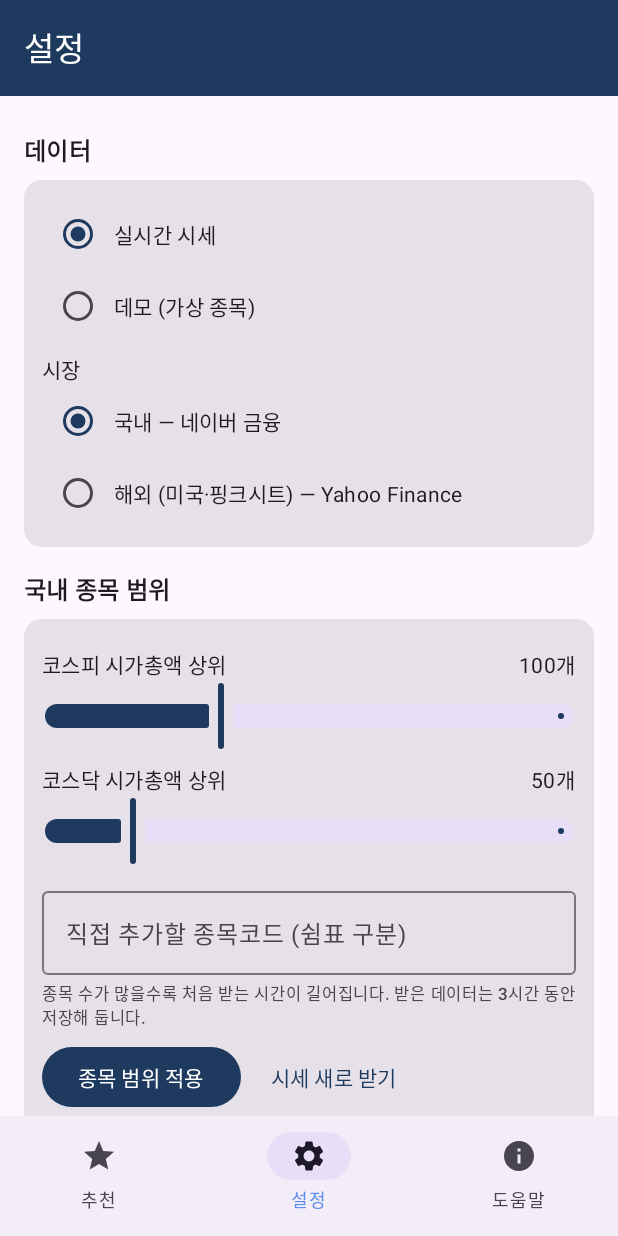
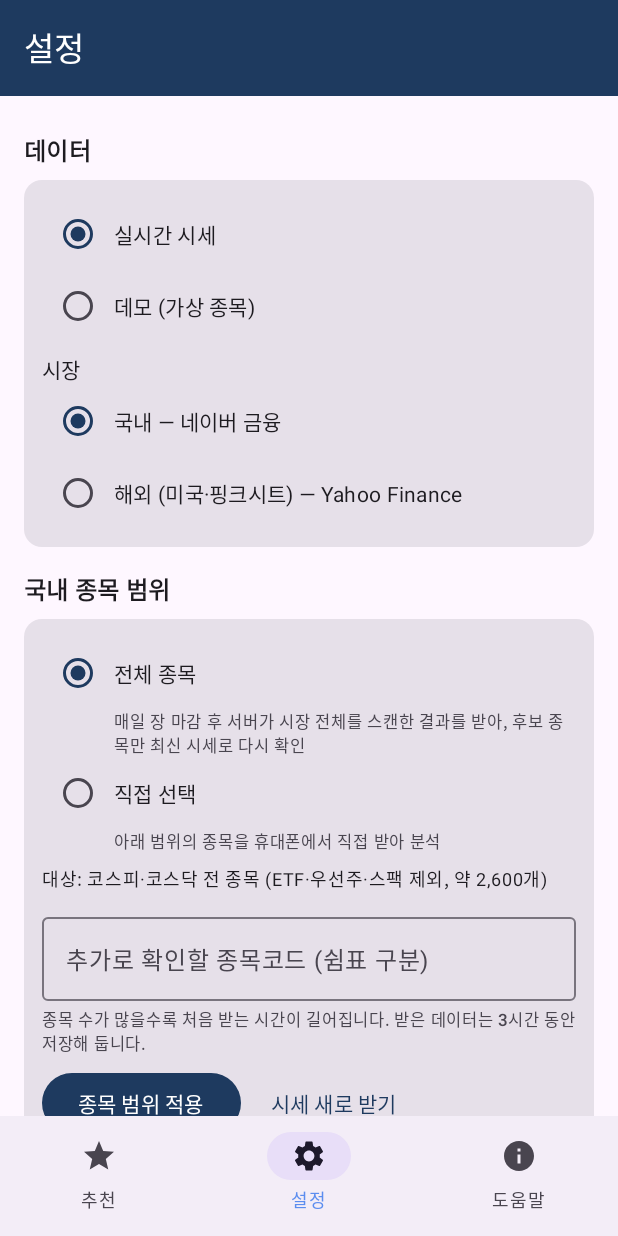
Before and after one commit to JYL0770/Stock-Recommandation-Program, an Android app built with Jetpack Compose: the screen it shows after launch (MainActivity), item 2 of the bottom bar chosen, on a phone screen of 412 x 824 dp. Run offline under Robolectric (Android 15) with nearby library versions, the phone set to English and light mode, and no system bars; network calls fail; pictures from the network do not load.

```diff
--- a/android/app/src/main/java/com/stockrec/app/MainViewModel.kt
+++ b/android/app/src/main/java/com/stockrec/app/MainViewModel.kt
@@ -39,6 +39,8 @@ data class UiState(
     /** 지수별 일봉·주봉 채널 */
     val indexes: Map<String, IndexState> = emptyMap(),
     val buyZoneComputing: Boolean = false,
+    /** 전체 종목 모드: 서버 스캔 요약 (분석 종목 수, 스캔 시각 등) */
+    val scan: com.stockrec.core.ScanSummary? = null,
 )
 
 class MainViewModel(app: Application) : AndroidViewModel(app) {
@@ -87,7 +89,7 @@ class MainViewModel(app: Application) : AndroidViewModel(app) {
                     it.copy(
                         loading = false, asOf = feats.maxOfOrNull { f -> f.bars.last().date }, nStocks = feats.size,
                         failed = res.failed, fetchedAt = res.fetchedAt, fromCache = res.fromCache,
-                        universeNote = res.universeNote, loadedRegion = s.region,
+                        universeNote = res.universeNote, loadedRegion = s.region, scan = res.scan,
                     )
                 }
                 recomputeBuyZone()
@@ -124,7 +126,7 @@ class MainViewModel(app: Application) : AndroidViewModel(app) {
         store.save(new)
         _state.update { it.copy(settings = new) }
         when {
-            new.region != old.region || new.source != old.source -> reload(force = false)
+            new.region != old.region || new.source != old.source || new.scope != old.scope -> reload(force = false)
             new.trendWidth != old.trendWidth -> recomputeBuyZone()
         }
     }
--- a/android/app/src/main/java/com/stockrec/app/Settings.kt
+++ b/android/app/src/main/java/com/stockrec/app/Settings.kt
@@ -9,9 +9,15 @@ enum class Region(val label: String, val source: String) {
     US("해외 (미국·핑크시트)", "Yahoo Finance"),
 }
 
+enum class Scope(val label: String, val desc: String) {
+    ALL("전체 종목", "매일 장 마감 후 서버가 시장 전체를 스캔한 결과를 받아, 후보 종목만 최신 시세로 다시 확인"),
+    CUSTOM("직접 선택", "아래 범위의 종목을 휴대폰에서 직접 받아 분석"),
+}
+
 data class Settings(
     val source: DataSource = DataSource.LIVE,
     val region: Region = Region.KR,
+    val scope: Scope = Scope.ALL,
     // 국내 종목 범위
     val kospiCount: Int = 100,          // 시가총액 상위 N
     val kosdaqCount: Int = 50,
@@ -24,8 +30,8 @@ data class Settings(
 ) {
     /** 이 값이 바뀌면 시세를 다시 받아야 함 (지역별로 따로 캐시) */
     fun universeKey(r: Region = region) = when (r) {
-        Region.KR -> "v4|KR|$source|$kospiCount|$kosdaqCount|${customTickers.sorted().joinToString(",")}"
-        Region.US -> "v4|US|$source|$usLarge|$usOtc|${usCustom.sorted().joinToString(",")}"
+        Region.KR -> "v5|KR|$source|$scope|$kospiCount|$kosdaqCount|${customTickers.sorted().joinToString(",")}"
+        Region.US -> "v5|US|$source|$scope|$usLarge|$usOtc|${usCustom.sorted().joinToString(",")}"
     }
 }
 
@@ -38,6 +44,7 @@ class SettingsStore(context: Context) {
         return Settings(
             source = runCatching { DataSource.valueOf(p.getString("source", d.source.name)!!) }.getOrDefault(d.source),
             region = runCatching { Region.valueOf(p.getString("region", d.region.name)!!) }.getOrDefault(d.region),
+            scope = runCatching { Scope.valueOf(p.getString("scope", d.scope.name)!!) }.getOrDefault(d.scope),
             kospiCount = p.getInt("kospiCount", d.kospiCount),
             kosdaqCount = p.getInt("kosdaqCount", d.kosdaqCount),
             customTickers = list("customTickers"),
@@ -52,6 +59,7 @@ class SettingsStore(context: Context) {
         p.edit()
             .putString("source", s.source.name)
             .putString("region", s.region.name)
+            .putString("scope", s.scope.name)
             .putInt("kospiCount", s.kospiCount)
             .putInt("kosdaqCount", s.kosdaqCount)
             .putString("customTickers", s.customTickers.joinToString(","))
--- a/android/app/src/main/java/com/stockrec/app/StockRepository.kt
+++ b/android/app/src/main/java/com/stockrec/app/StockRepository.kt
@@ -5,6 +5,7 @@ import com.stockrec.core.Bar
 import com.stockrec.core.BuyZone
 import com.stockrec.core.DemoData
 import com.stockrec.core.NaverClient
+import com.stockrec.core.ScanSummary
 import com.stockrec.core.StockInfo
 import com.stockrec.core.StockSeries
 import com.stockrec.core.Universe
@@ -26,6 +27,8 @@ data class LoadResult(
     val fetchedAt: Long,
     val fromCache: Boolean,
     val universeNote: String,
+    /** 전체 종목 모드: 서버 스캔 요약 */
+    val scan: ScanSummary? = null,
 )
 
 /** 시세 데이터 로드 + 휴대폰 내부 저장소 캐시 (국내/해외 따로) */
@@ -40,6 +43,8 @@ class StockRepository(context: Context) {
         const val CACHE_TTL_MS = 3 * 60 * 60 * 1000L
         private const val PARALLEL = 4
         const val INDEX_MARKET = "INDEX"
+        /** 서버(GitHub Actions)가 매일 올리는 전체 시장 스캔 결과 */
+        private const val SCAN_URL = "https://github.com/JYL0770/Stock-Recommandation-Program/releases/download/scan-latest/scan_%s.json"
 
         fun indexesOf(r: Region) = if (r == Region.KR) BuyZone.KR_INDEXES else BuyZone.US_INDEXES
 
@@ -79,7 +84,21 @@ class StockRepository(context: Context) {
         if (!force) readCache(r, key)?.let { return@withContext it }
 
         progress(0, 1, "종목 목록 받는 중...")
-        val (universe, note) = if (r == Region.KR) resolveKr(s) else resolveUs(s)
+        var scan: ScanSummary? = null
+        val (universe, note) = if (s.scope == Scope.ALL) {
+            progress(0, 1, "전체 시장 스캔 결과 받는 중...")
+            scan = runCatching { downloadScan(r) }.getOrNull()
+            if (scan != null) {
+                val extra = if (r == Region.KR) s.customTickers.filter { it.length == 6 }.map { StockInfo(it, it, "직접추가") }
+                    else s.usCustom.map(::cleanUsSymbol).filter { it.isNotEmpty() }.map { StockInfo(it, it, "US") }
+                val cands = scan.candidates.map { StockInfo(it.ticker, it.name, it.market) }
+                (cands + extra).distinctBy { it.ticker } to
+                    "전체 ${"%,d".format(scan.analyzed)}종목 스캔 → 후보 ${cands.size}" + if (extra.isNotEmpty()) " + 직접추가 ${extra.size}" else ""
+            } else {
+                val (u, n) = if (r == Region.KR) resolveKr(s) else resolveUs(s)
+                u to "전체 스캔 결과를 받지 못해 기본 범위로 분석: $n"
+            }
+        } else if (r == Region.KR) resolveKr(s) else resolveUs(s)
         val total = universe.size
         val done = AtomicInteger(0)
         val sem = Semaphore(PARALLEL)
@@ -110,14 +129,26 @@ class StockRepository(context: Context) {
                 .onFailure { failed += code }
                 .getOrNull()?.let { StockSeries(StockInfo(code, name, INDEX_MARKET), it.bars) }
         }
-        if (ok.isEmpty()) {
+        if (ok.isEmpty() && universe.isNotEmpty()) {
             // 네트워크 실패 시 오래된 캐시라도 사용
             readCache(r, key, ignoreTtl = true)?.let { return@withContext it.copy(universeNote = "오프라인: 이전 데이터 사용") }
             throw IllegalStateException("시세를 받지 못했습니다. 인터넷 연결을 확인하세요.\n(${results.firstOrNull()?.second?.exceptionOrNull()?.message})")
         }
         val now = System.currentTimeMillis()
-        writeCache(r, key, ok + indexes, now, note)
-        LoadResult(ok + indexes, failed, now, false, note)
+        writeCache(r, key, ok + indexes, now, note, scan)
+        LoadResult(ok + indexes, failed, now, false, note, scan)
+    }
+
+    private fun downloadScan(r: Region): ScanSummary {
+        val conn = java.net.URL(SCAN_URL.format(r.name.lowercase())).openConnection() as java.net.HttpURLConnection
+        try {
+            conn.connectTimeout = 15_000; conn.readTimeout = 30_000
+            conn.instanceFollowRedirects = true
+            if (conn.responseCode != 200) throw java.io.IOException("HTTP ${conn.responseCode}")
+            return ScanSummary.fromJson(conn.inputStream.use { String(it.readBytes(), Charsets.UTF_8) })
+        } finally {
+            conn.disconnect()
+        }
     }
 
     private fun resolveKr(s: Settings): Pair<List<StockInfo>, String> {
@@ -175,10 +206,11 @@ class StockRepository(context: Context) {
             }
             StockSeries(StockInfo(head[0], head.getOrElse(1) { head[0] }, head.getOrElse(2) { "" }), bars)
         }
-        if (series.isEmpty()) null else LoadResult(series, emptyList(), fetchedAt, true, note)
+        val scan = File(dir, "_scan.json").takeIf { it.exists() }?.let { runCatching { ScanSummary.fromJson(it.readText()) }.getOrNull() }
+        if (series.isEmpty()) null else LoadResult(series, emptyList(), fetchedAt, true, note, scan)
     }.getOrNull()
 
-    private fun writeCache(r: Region, key: String, series: List<StockSeries>, at: Long, note: String) {
+    private fun writeCache(r: Region, key: String, series: List<StockSeries>, at: Long, note: String, scan: ScanSummary?) {
         val dir = dir(r)
         dir.listFiles()?.forEach { it.delete() }
         for (s in series) {
@@ -187,6 +219,7 @@ class StockRepository(context: Context) {
                 for (b in s.bars) w.write("${b.date},${b.open},${b.high},${b.low},${b.close},${b.volume}\n")
             }
         }
+        scan?.let { File(dir, "_scan.json").writeText(it.toJson()) }
         File(dir, "_meta.txt").writeText("$key\n$at\n$note\n")
     }
 }
--- a/android/app/src/main/java/com/stockrec/app/ui/SettingsScreen.kt
+++ b/android/app/src/main/java/com/stockrec/app/ui/SettingsScreen.kt
@@ -34,6 +34,7 @@ import androidx.compose.ui.text.input.KeyboardType
 import androidx.compose.ui.unit.dp
 import com.stockrec.app.DataSource
 import com.stockrec.app.Region
+import com.stockrec.app.Scope
 import com.stockrec.app.Settings
 import com.stockrec.app.StockRepository
 import com.stockrec.core.Universe
@@ -76,7 +77,31 @@ fun SettingsScreen(
             SectionTitle(if (s.region == Region.KR) "국내 종목 범위" else "해외 종목 범위")
             Card(Modifier.fillMaxWidth()) {
                 Column(Modifier.padding(12.dp)) {
-                    if (s.region == Region.KR) {
+                    for (sc in Scope.entries) {
+                        RadioRow(sc.label, s.scope == sc) { onChange { it.copy(scope = sc) } }
+                        Text(sc.desc, style = MaterialTheme.typography.labelSmall, color = MaterialTheme.colorScheme.onSurfaceVariant,
+                            modifier = Modifier.padding(start = 48.dp))
+                    }
+                    if (s.scope == Scope.ALL) {
+                        Text(
+                            if (s.region == Region.KR) "대상: 코스피·코스닥 전 종목 (ETF·우선주·스팩 제외, 약 2,600개)"
+                            else "대상: NYSE·NASDAQ·AMEX 전 종목 + OTC·핑크시트 (ETF·워런트·우선주 제외)",
+                            style = MaterialTheme.typography.bodySmall, modifier = Modifier.padding(top = 8.dp),
+                        )
+                    }
+                    if (s.scope == Scope.ALL && s.region == Region.KR) {
+                        CustomField(
+                            initial = s.customTickers.joinToString(", "),
+                            label = "추가로 확인할 종목코드 (쉼표 구분)", placeholder = "예: 005930, 000660",
+                            parse = { t -> t.split(',', ' ', '\n').map { it.trim() }.filter { it.length == 6 }.distinct() },
+                        ) { list -> onChange { it.copy(customTickers = list) } }
+                    } else if (s.scope == Scope.ALL) {
+                        CustomField(
+                            initial = s.usCustom.joinToString(", "),
+                            label = "추가로 확인할 심볼 (Yahoo 기준, 쉼표 구분)", placeholder = "예: NSRGY, BRK-B",
+                            parse = { t -> t.split(',', ' ', '\n').map(StockRepository::cleanUsSymbol).filter { it.isNotEmpty() }.distinct() },
+                        ) { list -> onChange { it.copy(usCustom = list) } }
+                    } else if (s.region == Region.KR) {
                         IntSlider("코스피 시가총액 상위", s.kospiCount, 0..300, 10, "개") { v -> onChange { it.copy(kospiCount = v) } }
                         IntSlider("코스닥 시가총액 상위", s.kosdaqCount, 0..300, 10, "개") { v -> onChange { it.copy(kosdaqCount = v) } }
                         CustomField(
```
Also changed, not shown: android/app/src/main/java/com/stockrec/app/ui/BuyZoneScreen.kt (+11 -1 lines).
